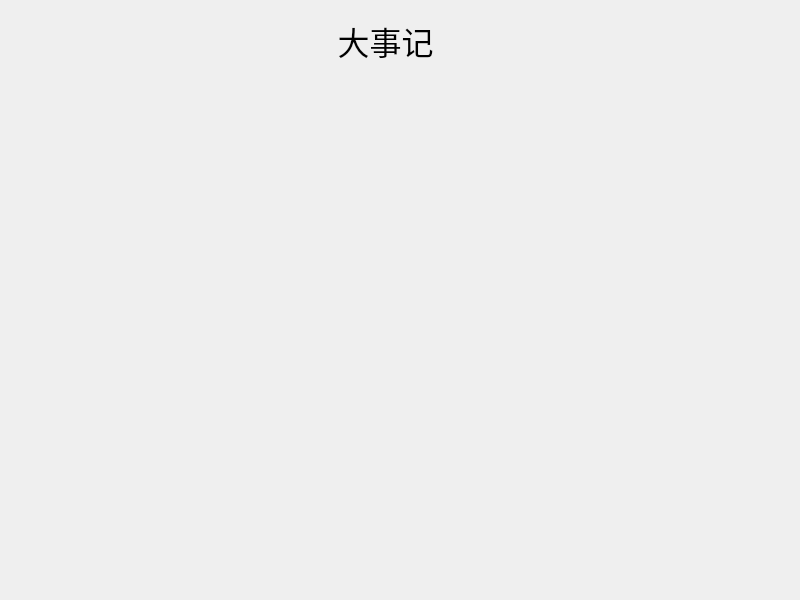
This is UI/bigeventwindow.ui in JikanHou/MajCalc as Qt 5 draws it before an edit. The edited form follows.
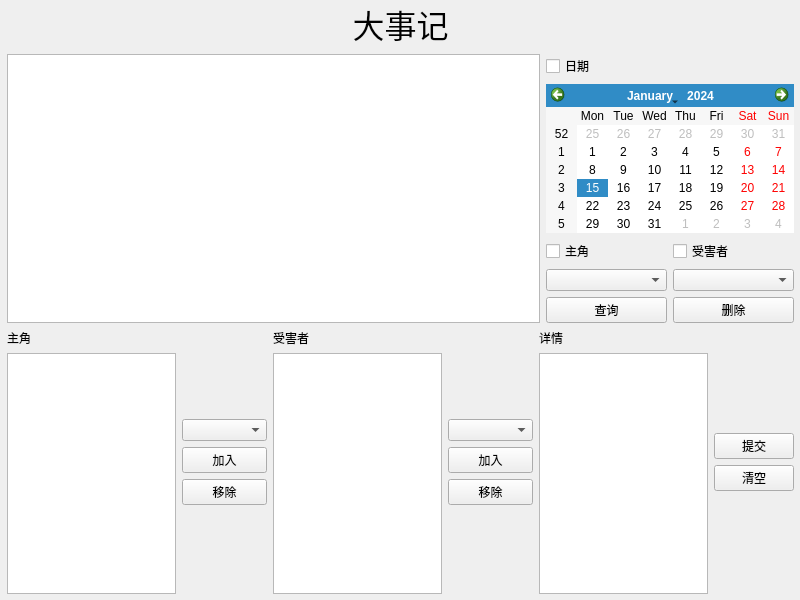
This is the edited form.

Commit message: 大事记功能初步完成

Diff of the .ui file:
```diff
--- a/UI/bigeventwindow.ui
+++ b/UI/bigeventwindow.ui
@@ -32,33 +32,333 @@
    <string>MainWindow</string>
   </property>
   <widget class="QWidget" name="centralwidget">
-   <widget class="QLabel" name="label">
+   <widget class="QWidget" name="verticalLayoutWidget">
     <property name="geometry">
      <rect>
-      <x>280</x>
+      <x>0</x>
       <y>0</y>
-      <width>211</width>
-      <height>81</height>
+      <width>801</width>
+      <height>601</height>
      </rect>
     </property>
-    <property name="sizePolicy">
-     <sizepolicy hsizetype="Preferred" vsizetype="Preferred">
-      <horstretch>0</horstretch>
-      <verstretch>0</verstretch>
-     </sizepolicy>
-    </property>
-    <property name="font">
-     <font>
-      <family>微软雅黑</family>
-      <pointsize>24</pointsize>
-     </font>
-    </property>
-    <property name="text">
-     <string>大事记</string>
-    </property>
-    <property name="alignment">
-     <set>Qt::AlignCenter</set>
-    </property>
+    <layout class="QVBoxLayout" name="verticalLayout">
+     <property name="leftMargin">
+      <number>7</number>
+     </property>
+     <property name="rightMargin">
+      <number>7</number>
+     </property>
+     <property name="bottomMargin">
+      <number>7</number>
+     </property>
+     <item>
+      <widget class="QLabel" name="label">
+       <property name="sizePolicy">
+        <sizepolicy hsizetype="Preferred" vsizetype="Preferred">
+         <horstretch>0</horstretch>
+         <verstretch>0</verstretch>
+        </sizepolicy>
+       </property>
+       <property name="font">
+        <font>
+         <family>微软雅黑</family>
+         <pointsize>24</pointsize>
+        </font>
+       </property>
+       <property name="text">
+        <string>大事记</string>
+       </property>
+       <property name="alignment">
+        <set>Qt::AlignCenter</set>
+       </property>
+      </widget>
+     </item>
+     <item>
+      <layout class="QHBoxLayout" name="horizontalLayout_2" stretch="4,0">
+       <item>
+        <widget class="QTableView" name="eventTable">
+         <property name="focusPolicy">
+          <enum>Qt::NoFocus</enum>
+         </property>
+         <property name="toolTipDuration">
+          <number>-2</number>
+         </property>
+         <property name="editTriggers">
+          <set>QAbstractItemView::NoEditTriggers</set>
+         </property>
+         <property name="selectionBehavior">
+          <enum>QAbstractItemView::SelectRows</enum>
+         </property>
+         <attribute name="horizontalHeaderStretchLastSection">
+          <bool>true</bool>
+         </attribute>
+         <attribute name="verticalHeaderStretchLastSection">
+          <bool>false</bool>
+         </attribute>
+        </widget>
+       </item>
+       <item>
+        <layout class="QVBoxLayout" name="verticalLayout_2">
+         <item>
+          <widget class="QCheckBox" name="dateCheck">
+           <property name="text">
+            <string>日期</string>
+           </property>
+          </widget>
+         </item>
+         <item>
+          <widget class="QCalendarWidget" name="calendar"/>
+         </item>
+         <item>
+          <layout class="QHBoxLayout" name="horizontalLayout">
+           <item>
+            <layout class="QVBoxLayout" name="verticalLayout_3">
+             <item>
+              <widget class="QCheckBox" name="leadCheck">
+               <property name="text">
+                <string>主角</string>
+               </property>
+              </widget>
+             </item>
+             <item>
+              <widget class="QComboBox" name="leadCombo_Q"/>
+             </item>
+            </layout>
+           </item>
+           <item>
+            <layout class="QVBoxLayout" name="verticalLayout_4">
+             <item>
+              <widget class="QCheckBox" name="victimCheck">
+               <property name="text">
+                <string>受害者</string>
+               </property>
+              </widget>
+             </item>
+             <item>
+              <widget class="QComboBox" name="victimCombo_Q"/>
+             </item>
+            </layout>
+           </item>
+          </layout>
+         </item>
+         <item>
+          <layout class="QHBoxLayout" name="horizontalLayout_4"/>
+         </item>
+         <item>
+          <layout class="QHBoxLayout" name="horizontalLayout_5">
+           <item>
+            <widget class="QPushButton" name="queryButton">
+             <property name="text">
+              <string>查询</string>
+             </property>
+            </widget>
+           </item>
+           <item>
+            <widget class="QPushButton" name="historyDelButton">
+             <property name="text">
+              <string>删除</string>
+             </property>
+            </widget>
+           </item>
+          </layout>
+         </item>
+        </layout>
+       </item>
+      </layout>
+     </item>
+     <item>
+      <layout class="QHBoxLayout" name="horizontalLayout_3" stretch="2,1,2,1,2,0">
+       <item>
+        <layout class="QVBoxLayout" name="verticalLayout_7">
+         <item>
+          <widget class="QLabel" name="label_2">
+           <property name="text">
+            <string>主角</string>
+           </property>
+          </widget>
+         </item>
+         <item>
+          <widget class="QListWidget" name="leadList">
+           <property name="verticalScrollBarPolicy">
+            <enum>Qt::ScrollBarAlwaysOff</enum>
+           </property>
+          </widget>
+         </item>
+        </layout>
+       </item>
+       <item>
+        <layout class="QVBoxLayout" name="verticalLayout_5">
+         <item>
+          <spacer name="verticalSpacer">
+           <property name="orientation">
+            <enum>Qt::Vertical</enum>
+           </property>
+           <property name="sizeHint" stdset="0">
+            <size>
+             <width>20</width>
+             <height>40</height>
+            </size>
+           </property>
+          </spacer>
+         </item>
+         <item>
+          <widget class="QComboBox" name="leadCombo"/>
+         </item>
+         <item>
+          <widget class="QPushButton" name="leadAddButton">
+           <property name="text">
+            <string>加入</string>
+           </property>
+          </widget>
+         </item>
+         <item>
+          <widget class="QPushButton" name="leadDelButton">
+           <property name="text">
+            <string>移除</string>
+           </property>
+          </widget>
+         </item>
+         <item>
+          <spacer name="verticalSpacer_2">
+           <property name="orientation">
+            <enum>Qt::Vertical</enum>
+           </property>
+           <property name="sizeHint" stdset="0">
+            <size>
+             <width>20</width>
+             <height>40</height>
+            </size>
+           </property>
+          </spacer>
+         </item>
+        </layout>
+       </item>
+       <item>
+        <layout class="QVBoxLayout" name="verticalLayout_8">
+         <item>
+          <widget class="QLabel" name="label_3">
+           <property name="text">
+            <string>受害者</string>
+           </property>
+          </widget>
+         </item>
+         <item>
+          <widget class="QListWidget" name="victimList"/>
+         </item>
+        </layout>
+       </item>
+       <item>
+        <layout class="QVBoxLayout" name="verticalLayout_10">
+         <item>
+          <spacer name="verticalSpacer_3">
+           <property name="orientation">
+            <enum>Qt::Vertical</enum>
+           </property>
+           <property name="sizeHint" stdset="0">
+            <size>
+             <width>20</width>
+             <height>40</height>
+            </size>
+           </property>
+          </spacer>
+         </item>
+         <item>
+          <widget class="QComboBox" name="victimCombo"/>
+         </item>
+         <item>
+          <widget class="QPushButton" name="victimAddButton">
+           <property name="text">
+            <string>加入</string>
+           </property>
+          </widget>
+         </item>
+         <item>
+          <widget class="QPushButton" name="victimDelButton">
+           <property name="text">
+            <string>移除</string>
+           </property>
+          </widget>
+         </item>
+         <item>
+          <spacer name="verticalSpacer_4">
+           <property name="orientation">
+            <enum>Qt::Vertical</enum>
+           </property>
+           <property name="sizeHint" stdset="0">
+            <size>
+             <width>20</width>
+             <height>40</height>
+            </size>
+           </property>
+          </spacer>
+         </item>
+        </layout>
+       </item>
+       <item>
+        <layout class="QVBoxLayout" name="verticalLayout_6">
+         <item>
+          <layout class="QVBoxLayout" name="verticalLayout_9">
+           <item>
+            <widget class="QLabel" name="label_4">
+             <property name="text">
+              <string>详情</string>
+             </property>
+            </widget>
+           </item>
+           <item>
+            <widget class="QPlainTextEdit" name="detail"/>
+           </item>
+          </layout>
+         </item>
+        </layout>
+       </item>
+       <item>
+        <layout class="QVBoxLayout" name="verticalLayout_11">
+         <item>
+          <spacer name="verticalSpacer_5">
+           <property name="orientation">
+            <enum>Qt::Vertical</enum>
+           </property>
+           <property name="sizeHint" stdset="0">
+            <size>
+             <width>20</width>
+             <height>40</height>
+            </size>
+           </property>
+          </spacer>
+         </item>
+         <item>
+          <widget class="QPushButton" name="submitButton">
+           <property name="text">
+            <string>提交</string>
+           </property>
+          </widget>
+         </item>
+         <item>
+          <widget class="QPushButton" name="clearButton">
+           <property name="text">
+            <string>清空</string>
+           </property>
+          </widget>
+         </item>
+         <item>
+          <spacer name="verticalSpacer_6">
+           <property name="orientation">
+            <enum>Qt::Vertical</enum>
+           </property>
+           <property name="sizeHint" stdset="0">
+            <size>
+             <width>20</width>
+             <height>40</height>
+            </size>
+           </property>
+          </spacer>
+         </item>
+        </layout>
+       </item>
+      </layout>
+     </item>
+    </layout>
    </widget>
   </widget>
  </widget>
```
Left out of the diff: 2 changed lines with no effect on the pictures. The commit also changes 7 other files.
